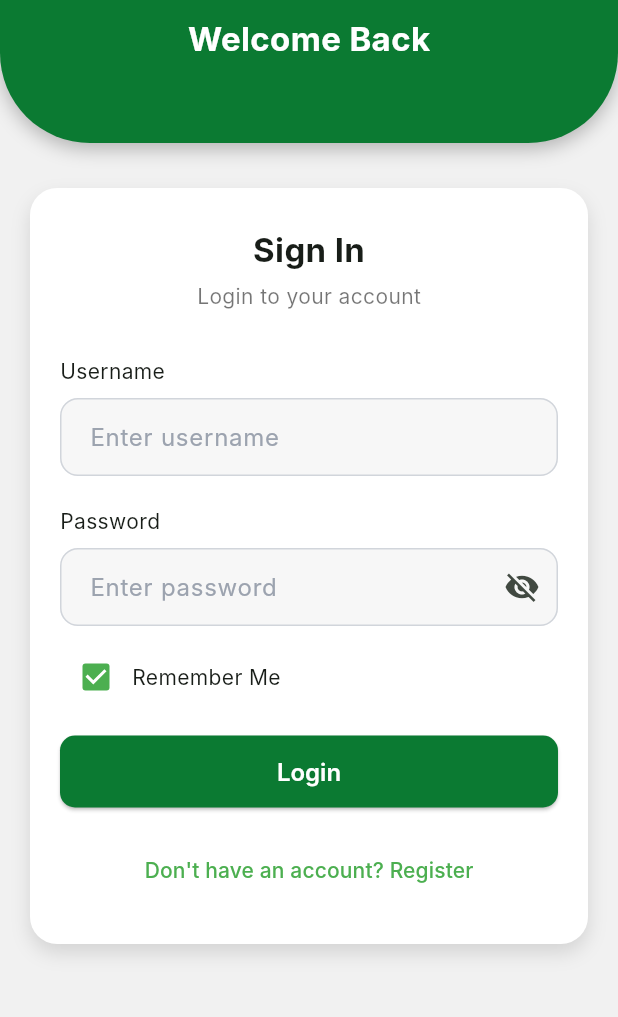
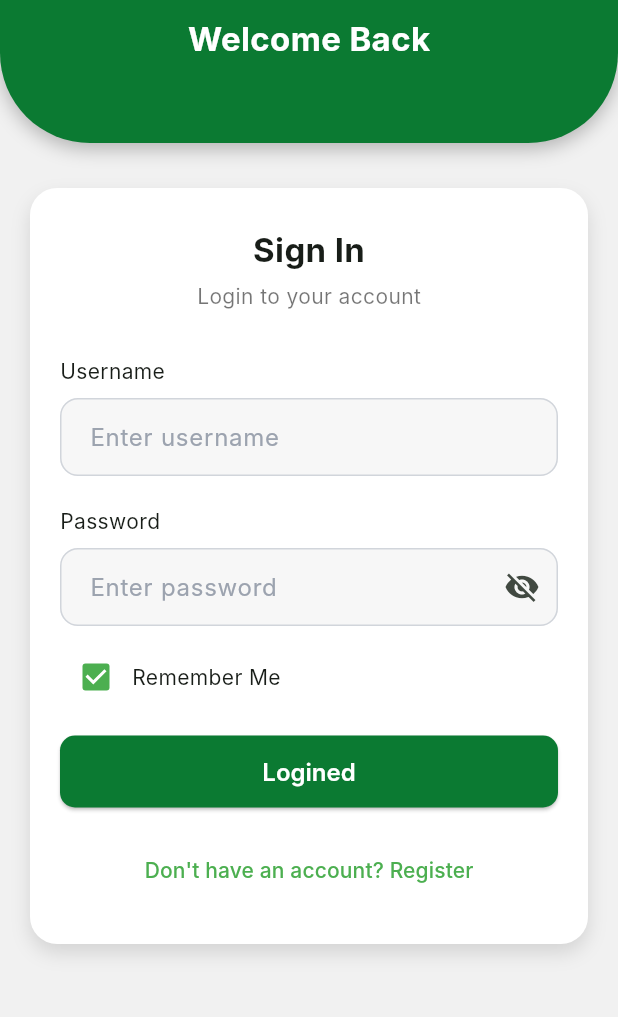
Before and after one commit to krish-stha/krishipal, a Flutter app: the screen it shows after launch, after a tap on "Skip", on a phone screen of 412 x 824 dp, the part 187-1204 px from its top. Run offline on Flutter 3.47's test engine with Material 3 defaults, Android fonts, the phone set to English and light mode, and no system bars; our stand-ins replace dartz, equatable, flutter_riverpod, hive; accounts and stored records are empty; Roboto replaces fonts that are missing (Inter).

Commit message:
tested login

```diff
--- a/lib/features/auth/presentation/pages/login_page.dart
+++ b/lib/features/auth/presentation/pages/login_page.dart
@@ -220,7 +220,7 @@ class _LoginPageState extends ConsumerState<LoginPage> {
                                 ),
                               )
                             : const Text(
-                                "Login",
+                                "Logined",
                                 style: TextStyle(
                                   fontSize: 16,
                                   color: Colors.white,
```
